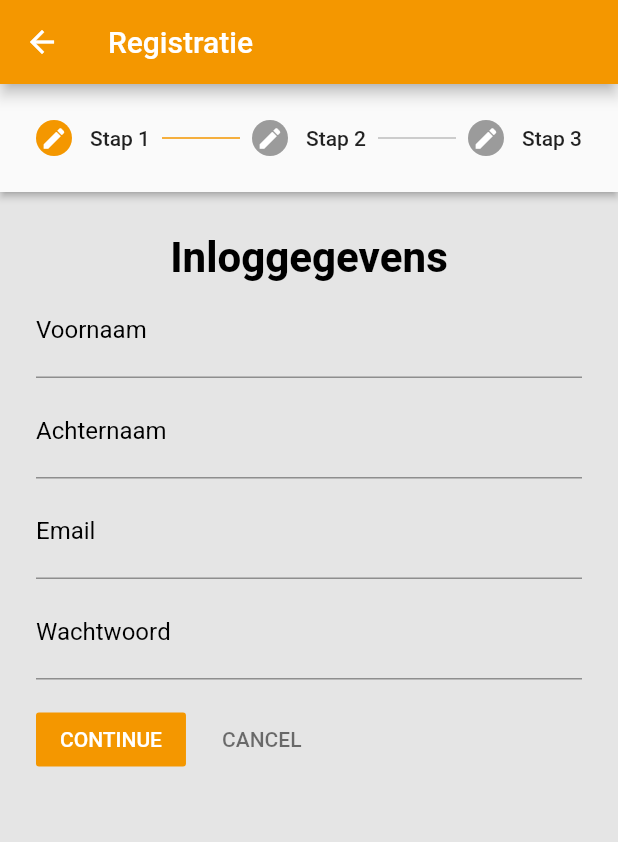
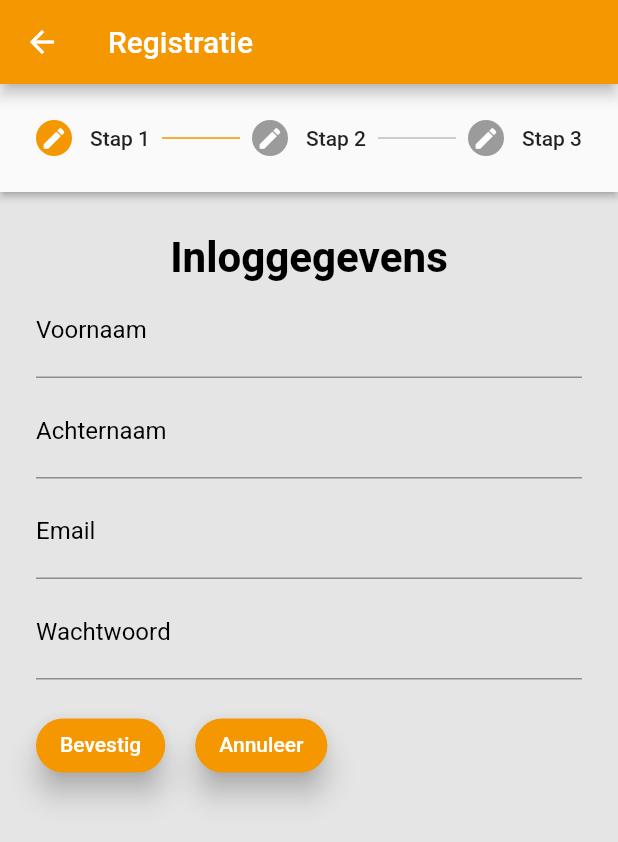
Before and after one commit to renslakens/SkoolWorkshopApp, a Flutter app: the RegisterPage screen opened by its route, on a phone screen of 412 x 824 dp. Shown: the top 842 px of the screen. Run offline on Flutter 3.47's test engine with Material 2 defaults, Android fonts, the phone set to English and light mode, and no system bars; our stand-ins replace multi_select_flutter.

Commit message:
Connected register to API

```diff
--- a/lib/Model/registerModel.dart
+++ b/lib/Model/registerModel.dart
@@ -1,8 +1,7 @@
-class loginModel {
+class registerModel {
 
   int status;
   String message;
-  Result result;
   // final String naam;
   // final String achternaam;
   // final String emailadres;
@@ -13,33 +12,20 @@ class loginModel {
     return status;
   }
 
-  loginModel({
+  registerModel({
     required this.status,
-    required this.result,
     required this.message
   });
 
 
-  factory loginModel.fromJson(Map<String, dynamic> json) => loginModel(
+  factory registerModel.fromJson(Map<String, dynamic> json) => registerModel(
     status: json['status'] ?? 999,
-    message: json['message'] ?? "na",
-    result: Result.fromJson(json["result"]),
-    // naam: json['naam'],
-    // achternaam: json['achternaam'],
-    // emailadres: json['emailadres'],
-    // wachtwoord: json['wachtwoord']
-  );
+    message: json['message'] ?? "na");
+
 
   Map<String, dynamic> toJson() => {
     "status": status,
     "message": message,
-    "result": result.toJson(),
-    // "username": lastName,
-    // "email": emailAdress,
-    // "address": address.toJson(),
-    // "phone": phone,
-    // "website": website,
-    // "company": company.toJson(),
   };
 }
 
--- a/lib/apis.dart
+++ b/lib/apis.dart
@@ -1,6 +1,7 @@
 class apis {
-  static String baseUrl = 'http://145.49.33.120:3000';
+  static String baseUrl = 'http://145.49.6.230:3000';
   static String login = '/api/auth/login';
+  static String register = '/api/auth/register';
   static String usersEndpoint = '/user';
   static String fileUpload = '/api/';
   static String acceptedProfiles = '/api/user?isAccepted=1';
--- a/lib/login.dart
+++ b/lib/login.dart
@@ -126,12 +126,6 @@ class _LoginPageState extends State<LoginPage> {
         backgroundColor: errorColor,
       ));
     } else {
-      _futureLogin = apiLogin(context, _emailController.text.toString(),
-          _passwordController.text.toString());
-      print("loginDetails: " +
-          _emailController.text +
-          ', ' +
-          _passwordController.text);
 
       future:
       _futureLogin;
--- a/lib/register.dart
+++ b/lib/register.dart
@@ -8,7 +8,11 @@ import 'package:http/http.dart' as http;
 import 'package:multi_select_flutter/dialog/multi_select_dialog_field.dart';
 import 'package:multi_select_flutter/util/multi_select_item.dart';
 //import 'package:open_file/open_file.dart';
+import 'Model/registerModel.dart';
+import 'api_service.dart';
+import 'app.dart';
 import 'colors.dart';
+import 'login.dart';
 
 class RegisterPage extends StatefulWidget {
   const RegisterPage({Key? key}) : super(key: key);
@@ -71,6 +75,9 @@ class _RegisterPageState extends State<RegisterPage> {
   String? gender;
   String? drivers_liscence;
   String? car;
+
+  Future<registerModel>? _futureRegister;
+
   // bool _showPassword = false;
   final _firstNameController = TextEditingController();
   final _lastNameController = TextEditingController();
@@ -83,8 +90,7 @@ class _RegisterPageState extends State<RegisterPage> {
   final _pincodeController = TextEditingController();
   final _cityController = TextEditingController();
   final _countryController = TextEditingController();
-  final _kvkNumberController = TextEditingController();
-  final _btwNumberController = TextEditingController();
+
 
   List<Step> stepList() => [
     Step(
@@ -196,7 +202,7 @@ class _RegisterPageState extends State<RegisterPage> {
                   ListTile(
                     title: Text("Man"),
                     leading: Radio(
-                        value: "male",
+                        value: "man",
                         groupValue: gender,
                         onChanged: (value){
                           setState(() {
@@ -208,7 +214,7 @@ class _RegisterPageState extends State<RegisterPage> {
                   ListTile(
                     title: Text("Vrouw"),
                     leading: Radio(
-                        value: "female",
+                        value: "vrouw",
                         groupValue: gender,
                         onChanged: (value){
                           setState(() {
@@ -373,35 +379,11 @@ class _RegisterPageState extends State<RegisterPage> {
                   height: 12,
                 ),
 
-                TextField(
-                  controller: _kvkNumberController,
-                  decoration: const InputDecoration(
-                    focusedBorder: UnderlineInputBorder(borderSide: BorderSide(color: mainColor)),
-                    labelText: 'KVK Nummer',
-                    labelStyle: TextStyle(
-                      fontFamily: 'Heebo',
-                      color: Colors.black,
-                    ),
-                  ),
-                ),
-
-                TextField(
-                  controller: _btwNumberController,
-                  decoration: const InputDecoration(
-                    focusedBorder: UnderlineInputBorder(borderSide: BorderSide(color: mainColor)),
-                    labelText: 'Btw, indentificatienummer',
-                    labelStyle: TextStyle(
-                      fontFamily: 'Heebo',
-                      color: Colors.black,
-                    ),
-                  ),
-                ),
-                const SizedBox(
-                  height: 12,
-                ),
-
                 ListTile(
-                  title: ElevatedButton(
+                  title: SizedBox(
+                    width: 30,
+                    height: 38,
+                    child: ElevatedButton(
                     child: const Text('Uploaden',
                         style: TextStyle(fontFamily: 'Heebo')),
                     onPressed: () {
@@ -416,6 +398,7 @@ class _RegisterPageState extends State<RegisterPage> {
                       ),
                     ),
                   ),
+                ),
                   leading: Text("Kopie ID toevoegen:", style: TextStyle(
                     fontFamily: 'Heebo',
                     fontSize: 17.0,
@@ -427,7 +410,10 @@ class _RegisterPageState extends State<RegisterPage> {
                 ),
 
                 ListTile(
-                  title: ElevatedButton(
+                  title: SizedBox(
+                    // width: 900,
+                    // height: 38,
+                    child: ElevatedButton(
                     child: const Text('Uploaden',
                         style: TextStyle(fontFamily: 'Heebo')),
                     onPressed: () {
@@ -442,6 +428,7 @@ class _RegisterPageState extends State<RegisterPage> {
                       ),
                     ),
                   ),
+                ),
                   leading: Text("Vog toevoegen:", style: TextStyle(
                     fontFamily: 'Heebo',
                     fontSize: 17.0,
@@ -461,7 +448,7 @@ class _RegisterPageState extends State<RegisterPage> {
                 ListTile(
                   title: Text("Ja"),
                   leading: Radio(
-                      value: "yes",
+                      value: "ja",
                       groupValue: drivers_liscence,
                       onChanged: (value){
                         setState(() {
@@ -473,7 +460,7 @@ class _RegisterPageState extends State<RegisterPage> {
                 ListTile(
                   title: Text("Nee"),
                   leading: Radio(
-                      value: "no",
+                      value: "nee",
                       groupValue: drivers_liscence,
                       onChanged: (value){
                         setState(() {
@@ -495,7 +482,7 @@ class _RegisterPageState extends State<RegisterPage> {
                 ListTile(
                   title: Text("Ja"),
                   leading: Radio(
-                      value: "yes",
+                      value: "ja",
                       groupValue: car,
                       onChanged: (value){
                         setState(() {
@@ -507,7 +494,7 @@ class _RegisterPageState extends State<RegisterPage> {
                 ListTile(
                   title: Text("Nee"),
                   leading: Radio(
-                      value: "no",
+                      value: "nee",
                       groupValue: car,
                       onChanged: (value){
                         setState(() {
@@ -518,35 +505,6 @@ class _RegisterPageState extends State<RegisterPage> {
                 const SizedBox(
                   height: 12,
                 ),
-
-                MultiSelectDialogField(
-                  items: _items,
-                  title: Text("Workshops"),
-                  selectedColor: Colors.orangeAccent,
-                  decoration: BoxDecoration(
-                    color: Colors.orange.withOpacity(0.1),
-                    borderRadius: BorderRadius.all(Radius.circular(40)),
-                    border: Border.all(
-                      color: Colors.orangeAccent,
-                      width: 2,
-                    ),
-                  ),
-                  buttonIcon: Icon(
-                    Icons.accessibility,
-                    color: Colors.orangeAccent,
-                  ),
-                  buttonText: Text(
-                    "Workshops die je wilt geven",
-                    style: TextStyle(
-                      color: Colors.orangeAccent[800],
-                      fontSize: 16,
-                    ),
-                  ),
-                  onConfirm: (results) {
-                    //_selectedAnimals = results;
-                  },
-                ),
-                SizedBox(height: 50),
 
               ],
             )
@@ -581,7 +539,12 @@ class _RegisterPageState extends State<RegisterPage> {
             setState(() {
               _activeCurrentStep += 1;
             });
+          } else  {
+            setState(() {
+              _handleRegister();
+            });
           }
+
         },
 
         // onStepCancel takes us to the previous step
@@ -601,10 +564,46 @@ class _RegisterPageState extends State<RegisterPage> {
             _activeCurrentStep = index;
           });
         },
+
+        controlsBuilder: (BuildContext context, ControlsDetails details){
+          return Row(
+            children: <Widget>[
+              ElevatedButton(
+                child: const Text('Bevestig',
+                    style: TextStyle(fontFamily: 'Heebo')),
+                onPressed: details.onStepContinue,
+                style: ElevatedButton.styleFrom(
+                  elevation: 8.0,
+                  primary: mainColor,
+                  shape: const RoundedRectangleBorder(
+                    borderRadius: BorderRadius.all(Radius.circular(100.0)),
+                  ),
+                ),
+              ),
+              Container(
+                margin: EdgeInsets.all(20.0),
+              child: ElevatedButton(
+                child: const Text('Annuleer',
+                    style: TextStyle(fontFamily: 'Heebo')),
+                onPressed: details.onStepCancel,
+                style: ElevatedButton.styleFrom(
+                  elevation: 8.0,
+                  primary: mainColor,
+                  shape: const RoundedRectangleBorder(
+                    borderRadius: BorderRadius.all(Radius.circular(100.0)),
+                  ),
+                ),
+              ),
+              ),
+            ],
+          );
+        },
+
       ),
       ),
     );
   }
+
 
   Future<void> _handleRegister() async {
     if (!(_emailController.text.toString().contains("@"))) {
@@ -620,34 +619,23 @@ class _RegisterPageState extends State<RegisterPage> {
         backgroundColor: errorColor,
       ));
     } else {
-      _futureLogin = apiLogin(context, _emailController.text.toString(),
-          _passwordController.text.toString());
-      print("loginDetails: " +
-          _emailController.text +
-          ', ' +
-          _passwordController.text);
 
       future:
-      _futureLogin;
+      _futureRegister;
 
-      loginModel res = await apiLogin(
-          context, _emailController.text, _passwordController.text);
+      registerModel res = await apiRegister(
+          context, _firstNameController.text, _lastNameController.text, _emailController.text, _passwordController.text, gender.toString(), _birthDateController.text, _birthPlaceController.text, _addressController.text, _pincodeController.text, _cityController.text, _countryController.text, drivers_liscence.toString(), car.toString(), 'docent');
       ScaffoldMessenger.of(context).hideCurrentSnackBar();
-
-      print("token: " + res.result.token);
 
       //   //checks if there is no error in the response body.
       //   //if error is not present, navigate the users to Login Screen.
-      if (res.result.token != null) {
-        if (res.result.isAccepted == 0) {
-          Navigator.pushReplacementNamed(context, '/awaiting');
-        } else {
+     {
           Navigator.push(
               context,
               MaterialPageRoute(
-                  builder: (context) => const SkoolWorkshopApp()));
+                  builder: (context) => SkoolWorkshopApp()));
         }
-      } else {
+      {
         //if error is present, display a snackbar showing the error messsage
         ScaffoldMessenger.of(context).showSnackBar(const SnackBar(
           content: Text('Error: '),
```
Also changed, not shown: lib/api_service.dart (+50 -0 lines).
